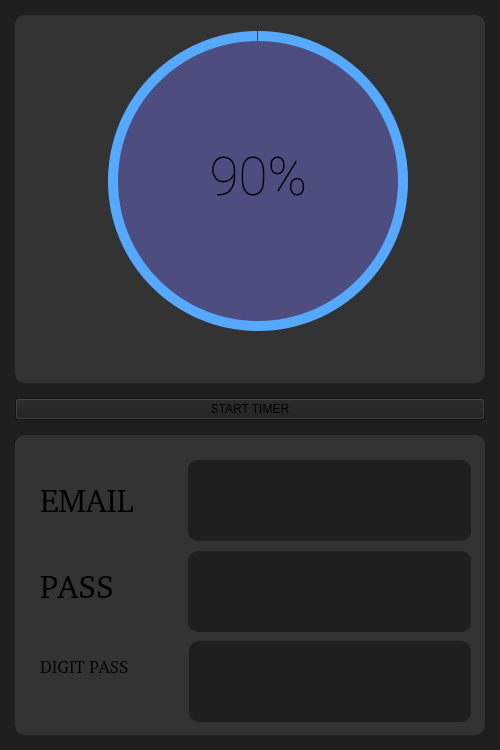
This is circleTimer.ui in gutmmm/TimerPasswordBox as Qt 5 draws it before an edit. The edited form follows.
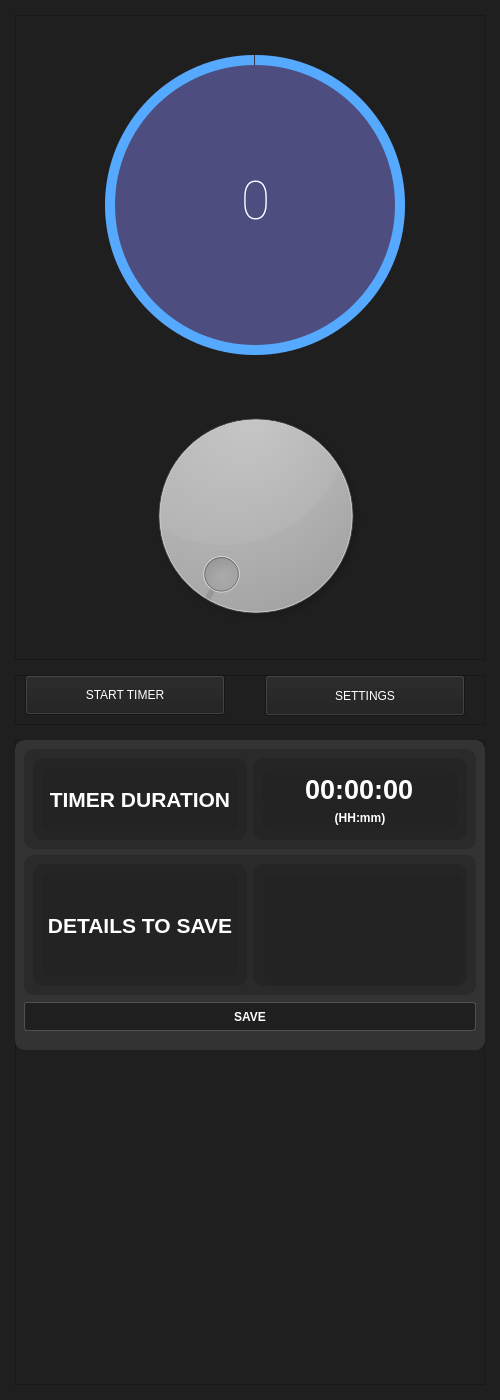
This is the edited form.

Patch:
```diff
--- a/circleTimer.ui
+++ b/circleTimer.ui
@@ -2,24 +2,27 @@
 <ui version="4.0">
  <class>MainWindow</class>
  <widget class="QMainWindow" name="MainWindow">
+  <property name="enabled">
+   <bool>true</bool>
+  </property>
   <property name="geometry">
    <rect>
     <x>0</x>
     <y>0</y>
     <width>500</width>
-    <height>750</height>
+    <height>1400</height>
    </rect>
   </property>
   <property name="minimumSize">
    <size>
     <width>500</width>
-    <height>750</height>
+    <height>1400</height>
    </size>
   </property>
   <property name="maximumSize">
    <size>
     <width>500</width>
-    <height>750</height>
+    <height>1400</height>
    </size>
   </property>
   <property name="contextMenuPolicy">
@@ -32,6 +35,12 @@
    <string notr="true">background-color: rgb(31, 31, 31);</string>
   </property>
   <widget class="QWidget" name="centralwidget">
+   <property name="minimumSize">
+    <size>
+     <width>0</width>
+     <height>1000</height>
+    </size>
+   </property>
    <layout class="QVBoxLayout" name="verticalLayout_3">
     <property name="spacing">
      <number>15</number>
@@ -53,19 +62,9 @@
       <property name="minimumSize">
        <size>
         <width>0</width>
-        <height>0</height>
+        <height>300</height>
        </size>
       </property>
-      <property name="maximumSize">
-       <size>
-        <width>500</width>
-        <height>500</height>
-       </size>
-      </property>
-      <property name="styleSheet">
-       <string notr="true">background-color: rgb(51, 51, 51);
-border-radius: 10px;</string>
-      </property>
       <property name="frameShape">
        <enum>QFrame::StyledPanel</enum>
       </property>
@@ -75,8 +74,8 @@
       <widget class="QFrame" name="circuralProgresBarBase">
        <property name="geometry">
         <rect>
-         <x>83</x>
-         <y>6</y>
+         <x>80</x>
+         <y>30</y>
          <width>320</width>
          <height>320</height>
         </rect>
@@ -172,7 +171,7 @@
           </font>
          </property>
          <property name="text">
-          <string>&lt;p align=&quot;center&quot;&gt;90%&lt;/p&gt;</string>
+          <string>&lt;html&gt;&lt;head/&gt;&lt;body&gt;&lt;p align=&quot;center&quot;&gt;&lt;span style=&quot; color:#ffffff;&quot;&gt;0&lt;/span&gt;&lt;/p&gt;&lt;/body&gt;&lt;/html&gt;</string>
          </property>
          <property name="textFormat">
           <enum>Qt::AutoText</enum>
@@ -186,305 +185,542 @@
        <zorder>circuralProgress</zorder>
        <zorder>container</zorder>
       </widget>
+      <widget class="QDial" name="dial">
+       <property name="geometry">
+        <rect>
+         <x>70</x>
+         <y>380</y>
+         <width>341</width>
+         <height>241</height>
+        </rect>
+       </property>
+       <property name="styleSheet">
+        <string notr="true">background-color: rgb(0, 0, 0, 0);
+color: rgb(255, 255, 255, 0);</string>
+       </property>
+      </widget>
      </widget>
     </item>
     <item>
-     <widget class="QPushButton" name="startButton">
-      <property name="text">
-       <string>START TIMER</string>
-      </property>
-     </widget>
-    </item>
-    <item>
-     <widget class="QFrame" name="infoFrame">
-      <property name="sizePolicy">
-       <sizepolicy hsizetype="Preferred" vsizetype="Preferred">
-        <horstretch>0</horstretch>
-        <verstretch>0</verstretch>
-       </sizepolicy>
+     <widget class="QFrame" name="button_frame">
+      <property name="minimumSize">
+       <size>
+        <width>0</width>
+        <height>30</height>
+       </size>
       </property>
       <property name="maximumSize">
        <size>
-        <width>500</width>
-        <height>300</height>
+        <width>16777215</width>
+        <height>50</height>
        </size>
       </property>
-      <property name="styleSheet">
-       <string notr="true">background-color: rgb(51, 51, 51);
-border-radius: 10px;</string>
-      </property>
       <property name="frameShape">
-       <enum>QFrame::NoFrame</enum>
+       <enum>QFrame::StyledPanel</enum>
       </property>
       <property name="frameShadow">
        <enum>QFrame::Raised</enum>
       </property>
-      <widget class="QWidget" name="layoutWidget">
+      <widget class="QPushButton" name="start_button">
        <property name="geometry">
         <rect>
          <x>10</x>
+         <y>0</y>
+         <width>200</width>
+         <height>40</height>
+        </rect>
+       </property>
+       <property name="minimumSize">
+        <size>
+         <width>0</width>
+         <height>40</height>
+        </size>
+       </property>
+       <property name="maximumSize">
+        <size>
+         <width>200</width>
+         <height>16777215</height>
+        </size>
+       </property>
+       <property name="styleSheet">
+        <string notr="true">color: rgb(255, 255, 255);</string>
+       </property>
+       <property name="text">
+        <string>START TIMER</string>
+       </property>
+      </widget>
+      <widget class="QPushButton" name="new_entry_button">
+       <property name="geometry">
+        <rect>
+         <x>250</x>
+         <y>0</y>
+         <width>200</width>
+         <height>41</height>
+        </rect>
+       </property>
+       <property name="minimumSize">
+        <size>
+         <width>0</width>
+         <height>22</height>
+        </size>
+       </property>
+       <property name="maximumSize">
+        <size>
+         <width>200</width>
+         <height>87</height>
+        </size>
+       </property>
+       <property name="styleSheet">
+        <string notr="true">color: rgb(255, 255, 255);</string>
+       </property>
+       <property name="text">
+        <string>SETTINGS</string>
+       </property>
+      </widget>
+     </widget>
+    </item>
+    <item>
+     <widget class="QFrame" name="floating_frame">
+      <property name="minimumSize">
+       <size>
+        <width>0</width>
+        <height>320</height>
+       </size>
+      </property>
+      <property name="frameShape">
+       <enum>QFrame::StyledPanel</enum>
+      </property>
+      <property name="frameShadow">
+       <enum>QFrame::Raised</enum>
+      </property>
+      <widget class="QFrame" name="info_frame">
+       <property name="geometry">
+        <rect>
+         <x>0</x>
          <y>10</y>
-         <width>451</width>
-         <height>301</height>
+         <width>470</width>
+         <height>0</height>
         </rect>
        </property>
-       <layout class="QVBoxLayout" name="verticalLayout" stretch="0,0,0">
-        <property name="spacing">
-         <number>0</number>
+       <property name="minimumSize">
+        <size>
+         <width>0</width>
+         <height>0</height>
+        </size>
+       </property>
+       <property name="maximumSize">
+        <size>
+         <width>16777215</width>
+         <height>0</height>
+        </size>
+       </property>
+       <property name="styleSheet">
+        <string notr="true">background-color: rgb(51, 51, 51);
+border-radius: 10px;</string>
+       </property>
+       <property name="frameShape">
+        <enum>QFrame::StyledPanel</enum>
+       </property>
+       <property name="frameShadow">
+        <enum>QFrame::Raised</enum>
+       </property>
+       <widget class="QTextBrowser" name="textBrowser">
+        <property name="geometry">
+         <rect>
+          <x>20</x>
+          <y>10</y>
+          <width>441</width>
+          <height>251</height>
+         </rect>
         </property>
-        <property name="sizeConstraint">
-         <enum>QLayout::SetDefaultConstraint</enum>
+        <property name="html">
+         <string>&lt;!DOCTYPE HTML PUBLIC &quot;-//W3C//DTD HTML 4.0//EN&quot; &quot;http://www.w3.org/TR/REC-html40/strict.dtd&quot;&gt;
+&lt;html&gt;&lt;head&gt;&lt;meta name=&quot;qrichtext&quot; content=&quot;1&quot; /&gt;&lt;style type=&quot;text/css&quot;&gt;
+p, li { white-space: pre-wrap; }
+&lt;/style&gt;&lt;/head&gt;&lt;body style=&quot; font-family:'Ubuntu'; font-size:11pt; font-weight:400; font-style:normal;&quot;&gt;
+&lt;p style=&quot; margin-top:0px; margin-bottom:0px; margin-left:0px; margin-right:0px; -qt-block-indent:0; text-indent:0px;&quot;&gt;&lt;span style=&quot; color:#ffffff;&quot;&gt;Lorem Ipsum&lt;/span&gt;&lt;/p&gt;&lt;/body&gt;&lt;/html&gt;</string>
         </property>
-        <property name="leftMargin">
-         <number>5</number>
-        </property>
-        <property name="topMargin">
-         <number>5</number>
-        </property>
-        <property name="rightMargin">
-         <number>5</number>
-        </property>
-        <property name="bottomMargin">
-         <number>5</number>
-        </property>
+       </widget>
+      </widget>
+      <widget class="QFrame" name="settings_frame">
+       <property name="geometry">
+        <rect>
+         <x>0</x>
+         <y>0</y>
+         <width>470</width>
+         <height>310</height>
+        </rect>
+       </property>
+       <property name="minimumSize">
+        <size>
+         <width>469</width>
+         <height>310</height>
+        </size>
+       </property>
+       <property name="maximumSize">
+        <size>
+         <width>470</width>
+         <height>0</height>
+        </size>
+       </property>
+       <property name="styleSheet">
+        <string notr="true">background-color: rgb(51, 51, 51);
+border-radius: 10px;</string>
+       </property>
+       <property name="frameShape">
+        <enum>QFrame::StyledPanel</enum>
+       </property>
+       <property name="frameShadow">
+        <enum>QFrame::Raised</enum>
+       </property>
+       <layout class="QVBoxLayout" name="verticalLayout">
         <item>
-         <widget class="QFrame" name="row1">
-          <property name="frameShape">
-           <enum>QFrame::StyledPanel</enum>
-          </property>
-          <property name="frameShadow">
-           <enum>QFrame::Raised</enum>
-          </property>
-          <widget class="QWidget" name="layoutWidget">
-           <property name="geometry">
-            <rect>
-             <x>10</x>
-             <y>10</y>
-             <width>431</width>
-             <height>81</height>
-            </rect>
-           </property>
-           <layout class="QHBoxLayout" name="horizontalLayout" stretch="1,2">
-            <item>
-             <widget class="QFrame" name="emailFrame">
-              <property name="frameShape">
-               <enum>QFrame::StyledPanel</enum>
-              </property>
-              <property name="frameShadow">
-               <enum>QFrame::Raised</enum>
-              </property>
-              <widget class="QLabel" name="label_2">
-               <property name="geometry">
-                <rect>
-                 <x>0</x>
-                 <y>10</y>
-                 <width>131</width>
-                 <height>61</height>
-                </rect>
-               </property>
-               <property name="font">
-                <font>
-                 <family>Roboto Mono Thin [pyrs]</family>
-                 <pointsize>24</pointsize>
-                </font>
-               </property>
-               <property name="text">
-                <string>EMAIL</string>
-               </property>
-              </widget>
-             </widget>
-            </item>
-            <item>
-             <widget class="QFrame" name="emailInfo">
-              <property name="styleSheet">
-               <string notr="true">background-color: rgb(31,31,31);</string>
-              </property>
-              <property name="frameShape">
-               <enum>QFrame::StyledPanel</enum>
-              </property>
-              <property name="frameShadow">
-               <enum>QFrame::Raised</enum>
-              </property>
-              <widget class="QLabel" name="email">
-               <property name="geometry">
-                <rect>
-                 <x>10</x>
-                 <y>20</y>
-                 <width>250</width>
-                 <height>40</height>
-                </rect>
-               </property>
-               <property name="text">
-                <string/>
-               </property>
-              </widget>
-             </widget>
-            </item>
-           </layout>
-          </widget>
-         </widget>
-        </item>
-        <item>
-         <widget class="QFrame" name="row2">
+         <widget class="QFrame" name="frame_2">
           <property name="maximumSize">
            <size>
             <width>16777215</width>
-            <height>90</height>
+            <height>100</height>
            </size>
           </property>
+          <property name="autoFillBackground">
+           <bool>false</bool>
+          </property>
+          <property name="styleSheet">
+           <string notr="true">background-color: rgb(31, 31, 31, 120);</string>
+          </property>
           <property name="frameShape">
            <enum>QFrame::StyledPanel</enum>
           </property>
           <property name="frameShadow">
+           <enum>QFrame::Sunken</enum>
+          </property>
+          <property name="lineWidth">
+           <number>4</number>
+          </property>
+          <property name="midLineWidth">
+           <number>4</number>
+          </property>
+          <layout class="QHBoxLayout" name="horizontalLayout">
+           <item>
+            <widget class="QFrame" name="frame_5">
+             <property name="baseSize">
+              <size>
+               <width>1</width>
+               <height>1</height>
+              </size>
+             </property>
+             <property name="styleSheet">
+              <string notr="true"/>
+             </property>
+             <property name="frameShape">
+              <enum>QFrame::StyledPanel</enum>
+             </property>
+             <property name="frameShadow">
+              <enum>QFrame::Sunken</enum>
+             </property>
+             <property name="lineWidth">
+              <number>23</number>
+             </property>
+             <property name="midLineWidth">
+              <number>25</number>
+             </property>
+             <layout class="QVBoxLayout" name="verticalLayout_4">
+              <item>
+               <widget class="QLabel" name="label">
+                <property name="font">
+                 <font>
+                  <pointsize>16</pointsize>
+                  <weight>75</weight>
+                  <bold>true</bold>
+                 </font>
+                </property>
+                <property name="styleSheet">
+                 <string notr="true">color: rgb(255, 255, 255);</string>
+                </property>
+                <property name="text">
+                 <string>TIMER DURATION</string>
+                </property>
+                <property name="textFormat">
+                 <enum>Qt::AutoText</enum>
+                </property>
+                <property name="scaledContents">
+                 <bool>false</bool>
+                </property>
+                <property name="alignment">
+                 <set>Qt::AlignCenter</set>
+                </property>
+               </widget>
+              </item>
+             </layout>
+            </widget>
+           </item>
+           <item>
+            <widget class="QFrame" name="frame_6">
+             <property name="styleSheet">
+              <string notr="true"/>
+             </property>
+             <property name="frameShape">
+              <enum>QFrame::StyledPanel</enum>
+             </property>
+             <property name="frameShadow">
+              <enum>QFrame::Raised</enum>
+             </property>
+             <layout class="QVBoxLayout" name="verticalLayout_5">
+              <property name="topMargin">
+               <number>0</number>
+              </property>
+              <item>
+               <widget class="QTimeEdit" name="timeEdit">
+                <property name="minimumSize">
+                 <size>
+                  <width>0</width>
+                  <height>40</height>
+                 </size>
+                </property>
+                <property name="maximumSize">
+                 <size>
+                  <width>16777215</width>
+                  <height>18</height>
+                 </size>
+                </property>
+                <property name="font">
+                 <font>
+                  <pointsize>20</pointsize>
+                  <weight>75</weight>
+                  <bold>true</bold>
+                 </font>
+                </property>
+                <property name="cursor">
+                 <cursorShape>SizeVerCursor</cursorShape>
+                </property>
+                <property name="mouseTracking">
+                 <bool>true</bool>
+                </property>
+                <property name="tabletTracking">
+                 <bool>true</bool>
+                </property>
+                <property name="layoutDirection">
+                 <enum>Qt::RightToLeft</enum>
+                </property>
+                <property name="styleSheet">
+                 <string notr="true">color: rgb(255, 255, 255);</string>
+                </property>
+                <property name="alignment">
+                 <set>Qt::AlignCenter</set>
+                </property>
+                <property name="buttonSymbols">
+                 <enum>QAbstractSpinBox::NoButtons</enum>
+                </property>
+                <property name="currentSection">
+                 <enum>QDateTimeEdit::HourSection</enum>
+                </property>
+               </widget>
+              </item>
+              <item>
+               <widget class="QLabel" name="label_3">
+                <property name="maximumSize">
+                 <size>
+                  <width>16777215</width>
+                  <height>50</height>
+                 </size>
+                </property>
+                <property name="font">
+                 <font>
+                  <weight>75</weight>
+                  <bold>true</bold>
+                 </font>
+                </property>
+                <property name="styleSheet">
+                 <string notr="true">color: rgb(255, 255, 255);</string>
+                </property>
+                <property name="text">
+                 <string>(HH:mm)</string>
+                </property>
+                <property name="alignment">
+                 <set>Qt::AlignCenter</set>
+                </property>
+               </widget>
+              </item>
+             </layout>
+            </widget>
+           </item>
+          </layout>
+         </widget>
+        </item>
+        <item>
+         <widget class="QFrame" name="frame_3">
+          <property name="autoFillBackground">
+           <bool>false</bool>
+          </property>
+          <property name="styleSheet">
+           <string notr="true">background-color: rgb(31, 31, 31, 120);</string>
+          </property>
+          <property name="frameShape">
+           <enum>QFrame::StyledPanel</enum>
+          </property>
+          <property name="frameShadow">
            <enum>QFrame::Raised</enum>
           </property>
-          <widget class="QWidget" name="layoutWidget">
-           <property name="geometry">
-            <rect>
-             <x>10</x>
-             <y>0</y>
-             <width>431</width>
-             <height>81</height>
-            </rect>
-           </property>
-           <layout class="QHBoxLayout" name="horizontalLayout_2" stretch="1,2">
-            <item>
-             <widget class="QFrame" name="passFrame">
-              <property name="frameShape">
-               <enum>QFrame::StyledPanel</enum>
+          <layout class="QHBoxLayout" name="horizontalLayout_2">
+           <item>
+            <widget class="QFrame" name="frame_7">
+             <property name="baseSize">
+              <size>
+               <width>1</width>
+               <height>1</height>
+              </size>
+             </property>
+             <property name="styleSheet">
+              <string notr="true"/>
+             </property>
+             <property name="frameShape">
+              <enum>QFrame::StyledPanel</enum>
+             </property>
+             <property name="frameShadow">
+              <enum>QFrame::Sunken</enum>
+             </property>
+             <property name="lineWidth">
+              <number>23</number>
+             </property>
+             <property name="midLineWidth">
+              <number>25</number>
+             </property>
+             <layout class="QVBoxLayout" name="verticalLayout_2">
+              <item>
+               <widget class="QLabel" name="label_2">
+                <property name="font">
+                 <font>
+                  <pointsize>16</pointsize>
+                  <weight>75</weight>
+                  <bold>true</bold>
+                 </font>
+                </property>
+                <property name="styleSheet">
+                 <string notr="true">color: rgb(255, 255, 255);</string>
+                </property>
+                <property name="text">
+                 <string>DETAILS TO SAVE</string>
+                </property>
+                <property name="alignment">
+                 <set>Qt::AlignCenter</set>
+                </property>
+               </widget>
+              </item>
+             </layout>
+            </widget>
+           </item>
+           <item>
+            <widget class="QFrame" name="frame_8">
+             <property name="baseSize">
+              <size>
+               <width>1</width>
+               <height>1</height>
+              </size>
+             </property>
+             <property name="styleSheet">
+              <string notr="true"/>
+             </property>
+             <property name="frameShape">
+              <enum>QFrame::StyledPanel</enum>
+             </property>
+             <property name="frameShadow">
+              <enum>QFrame::Sunken</enum>
+             </property>
+             <property name="lineWidth">
+              <number>23</number>
+             </property>
+             <property name="midLineWidth">
+              <number>25</number>
+             </property>
+             <widget class="QPlainTextEdit" name="plainTextEdit">
+              <property name="geometry">
+               <rect>
+                <x>10</x>
+                <y>10</y>
+                <width>201</width>
+                <height>111</height>
+               </rect>
               </property>
-              <property name="frameShadow">
-               <enum>QFrame::Raised</enum>
+              <property name="font">
+               <font>
+                <weight>75</weight>
+                <bold>true</bold>
+               </font>
               </property>
-              <widget class="QLabel" name="passInfo">
-               <property name="geometry">
-                <rect>
-                 <x>0</x>
-                 <y>10</y>
-                 <width>131</width>
-                 <height>51</height>
-                </rect>
-               </property>
-               <property name="font">
-                <font>
-                 <family>Roboto Mono Thin [pyrs]</family>
-                 <pointsize>24</pointsize>
-                </font>
-               </property>
-               <property name="text">
-                <string>PASS</string>
-               </property>
-              </widget>
-             </widget>
-            </item>
-            <item>
-             <widget class="QFrame" name="frame_9">
               <property name="styleSheet">
-               <string notr="true">background-color: rgb(31, 31, 31);</string>
+               <string notr="true">color: rgb(255, 255, 255);</string>
               </property>
-              <property name="frameShape">
-               <enum>QFrame::StyledPanel</enum>
-              </property>
-              <property name="frameShadow">
-               <enum>QFrame::Raised</enum>
-              </property>
-              <widget class="QLabel" name="password">
-               <property name="geometry">
-                <rect>
-                 <x>10</x>
-                 <y>20</y>
-                 <width>250</width>
-                 <height>40</height>
-                </rect>
-               </property>
-               <property name="text">
-                <string/>
-               </property>
-              </widget>
              </widget>
-            </item>
-           </layout>
-          </widget>
+            </widget>
+           </item>
+          </layout>
          </widget>
         </item>
         <item>
-         <widget class="QFrame" name="row3">
+         <widget class="QFrame" name="frame_4">
+          <property name="maximumSize">
+           <size>
+            <width>470</width>
+            <height>40</height>
+           </size>
+          </property>
           <property name="frameShape">
            <enum>QFrame::StyledPanel</enum>
           </property>
           <property name="frameShadow">
            <enum>QFrame::Raised</enum>
           </property>
-          <widget class="QWidget" name="layoutWidget_2">
-           <property name="geometry">
-            <rect>
-             <x>10</x>
-             <y>0</y>
-             <width>431</width>
-             <height>81</height>
-            </rect>
+          <layout class="QVBoxLayout" name="verticalLayout_6">
+           <property name="leftMargin">
+            <number>0</number>
            </property>
-           <layout class="QHBoxLayout" name="horizontalLayout_3" stretch="1,2">
-            <property name="spacing">
-             <number>8</number>
-            </property>
-            <item>
-             <widget class="QFrame" name="digitPass">
-              <property name="frameShape">
-               <enum>QFrame::StyledPanel</enum>
-              </property>
-              <property name="frameShadow">
-               <enum>QFrame::Raised</enum>
-              </property>
-              <widget class="QLabel" name="label_4">
-               <property name="geometry">
-                <rect>
-                 <x>0</x>
-                 <y>10</y>
-                 <width>131</width>
-                 <height>31</height>
-                </rect>
-               </property>
-               <property name="font">
-                <font>
-                 <family>Roboto Mono Thin [pyrs]</family>
-                 <pointsize>13</pointsize>
-                </font>
-               </property>
-               <property name="text">
-                <string>DIGIT PASS</string>
-               </property>
-              </widget>
-             </widget>
-            </item>
-            <item>
-             <widget class="QFrame" name="digitInfo">
-              <property name="styleSheet">
-               <string notr="true">background-color: rgb(31,31,31);</string>
-              </property>
-              <property name="frameShape">
-               <enum>QFrame::StyledPanel</enum>
-              </property>
-              <property name="frameShadow">
-               <enum>QFrame::Raised</enum>
-              </property>
-              <widget class="QLabel" name="digits">
-               <property name="geometry">
-                <rect>
-                 <x>10</x>
-                 <y>20</y>
-                 <width>250</width>
-                 <height>40</height>
-                </rect>
-               </property>
-               <property name="text">
-                <string/>
-               </property>
-              </widget>
-             </widget>
-            </item>
-           </layout>
-          </widget>
+           <property name="topMargin">
+            <number>0</number>
+           </property>
+           <property name="rightMargin">
+            <number>0</number>
+           </property>
+           <item>
+            <widget class="QPushButton" name="pushButton">
+             <property name="minimumSize">
+              <size>
+               <width>445</width>
+               <height>29</height>
+              </size>
+             </property>
+             <property name="font">
+              <font>
+               <weight>75</weight>
+               <bold>true</bold>
+              </font>
+             </property>
+             <property name="styleSheet">
+              <string notr="true">QPushButton {
+	color: rgb(255, 255, 255);
+	background-color: rgb(31, 31, 31);
+	border: 1px solid;
+	border-color: rgb(80, 80, 80);
+	border-radius: 3px;
+
+}
+
+QPushButton:hover {
+	background-color: rgb(40, 40, 40);
+}
+
+QPushButton:pressed {
+	background-color: rgb(0, 0, 0);
+}</string>
+             </property>
+             <property name="text">
+              <string>SAVE</string>
+             </property>
+             <property name="flat">
+              <bool>false</bool>
+             </property>
+            </widget>
+           </item>
+          </layout>
          </widget>
         </item>
        </layout>
```
Left out of the diff: 2 changed lines with no effect on the pictures.
